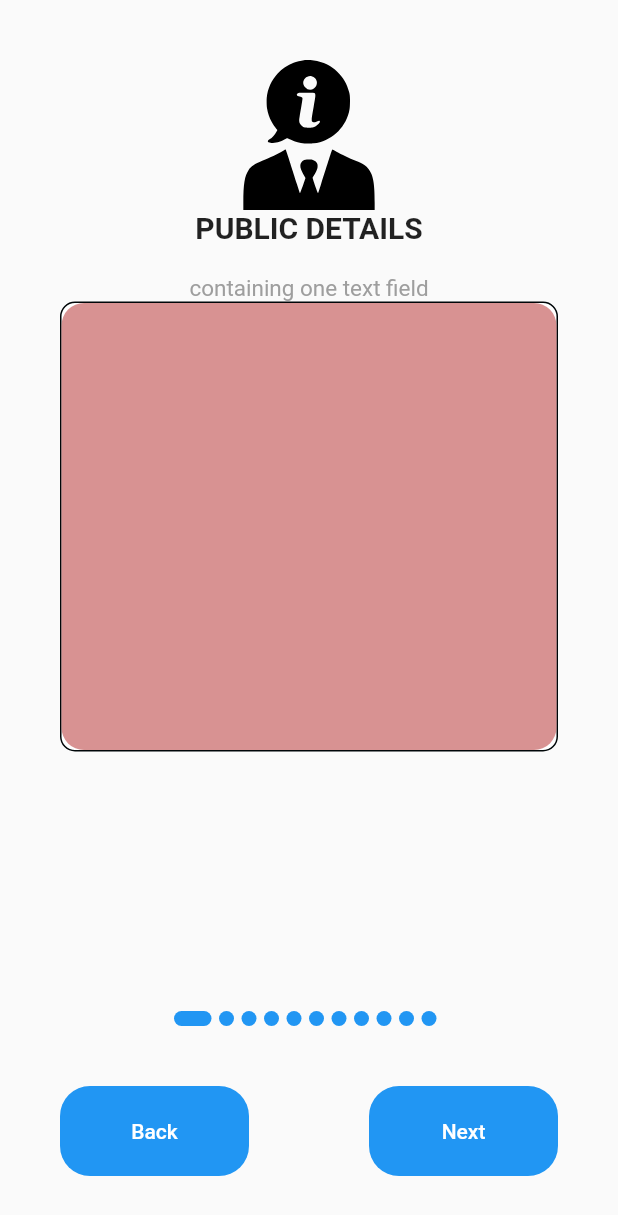
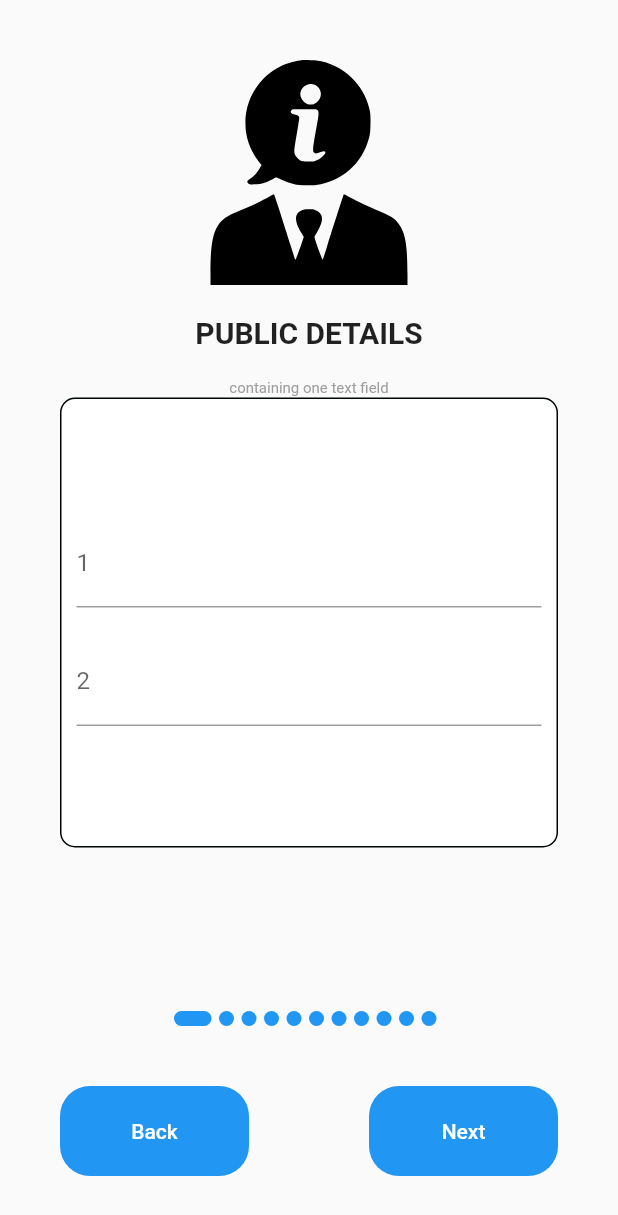
Before and after one commit to georgebolarakis/onboardingScreens, a Flutter app: the screen it shows after launch, on a phone screen of 412 x 824 dp. Shown: the top 1215 px of the screen. Run offline on Flutter 3.47's test engine with Material 2 defaults, Android fonts, the phone set to English and light mode, and no system bars; our stand-ins replace flutter_svg.

Commit message:
added test widget

```diff
--- a/lib/page/onboarding_page.dart
+++ b/lib/page/onboarding_page.dart
@@ -1,5 +1,6 @@
 import 'package:flutter/material.dart';
 import 'package:flutter_svg/flutter_svg.dart';
+import 'package:onboarding_screen/widgets/secondTest.dart';
 
 import '../widgets/testWidget.dart';
 import 'content_model.dart';
@@ -78,8 +79,9 @@ class _OnbordingState extends State<Onbording> {
                     children: [
                       SvgPicture.asset(
                         contents[i].image,
-                        height: 100,
+                        height: 150,
                       ),
+                      SizedBox(height: 20),
                       Text(
                         contents[i].title,
                         style: TextStyle(
@@ -92,7 +94,7 @@ class _OnbordingState extends State<Onbording> {
                         contents[i].discription,
                         textAlign: TextAlign.center,
                         style: TextStyle(
-                          fontSize: 15,
+                          fontSize: 10,
                           color: Colors.grey,
                         ),
                       ),
@@ -118,9 +120,8 @@ class _OnbordingState extends State<Onbording> {
                             // height: double.infinity,
                             // width: double.infinity,
                             //we are expecting the child to be a type widget
-                            child: TestWidget(),
+                            child: SecondTest(contents[i].content),
                           );
-                          buildContainer(TestWidget());
                         },
                       ),
                     ],
--- /dev/null
+++ b/lib/widgets/secondTest.dart
@@ -0,0 +1,34 @@
+import 'package:flutter/material.dart';
+
+class SecondTest extends StatefulWidget {
+  const SecondTest(Widget content, {Key? key}) : super(key: key);
+
+  @override
+  State<SecondTest> createState() => _SecondTestState();
+}
+
+class _SecondTestState extends State<SecondTest> {
+  @override
+  Widget build(BuildContext context) {
+    return Container(
+      child: Column(
+        mainAxisAlignment: MainAxisAlignment.center,
+        crossAxisAlignment: CrossAxisAlignment.center,
+        children: <Widget>[
+          Container(
+            padding: EdgeInsets.all(10),
+            child: TextField(
+              decoration: InputDecoration(labelText: "1"),
+            ),
+          ),
+          Container(
+            padding: EdgeInsets.all(10),
+            child: TextField(
+              decoration: InputDecoration(labelText: "2"),
+            ),
+          ),
+        ],
+      ),
+    );
+  }
+}
```
